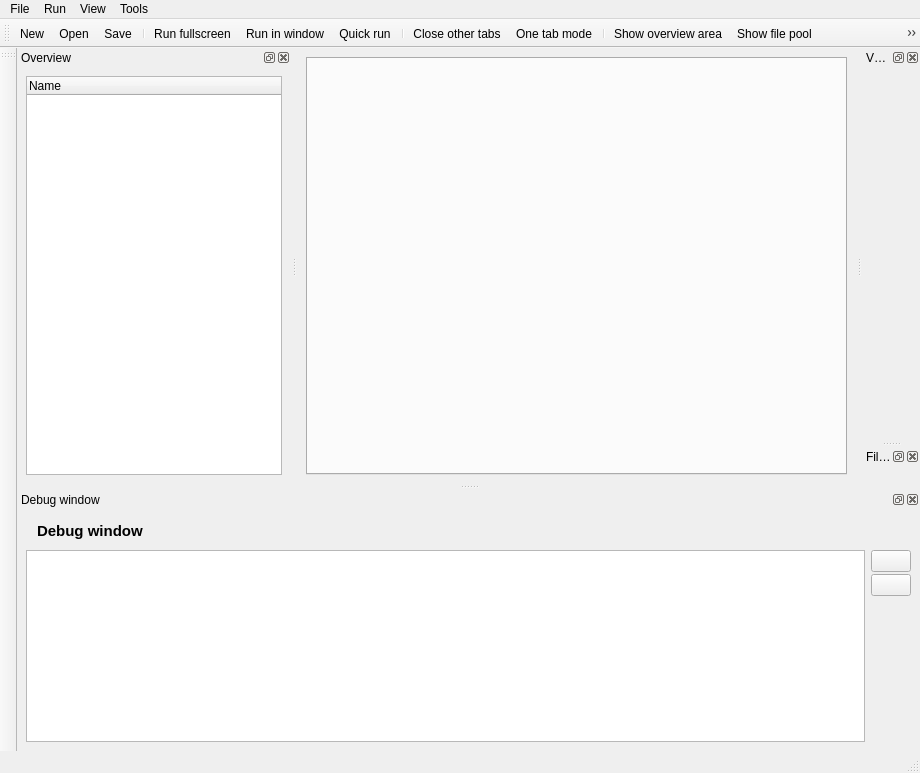
Qt form resources/ui/misc/main_window.ui (open-cogsci/OpenSesame) before a commit.
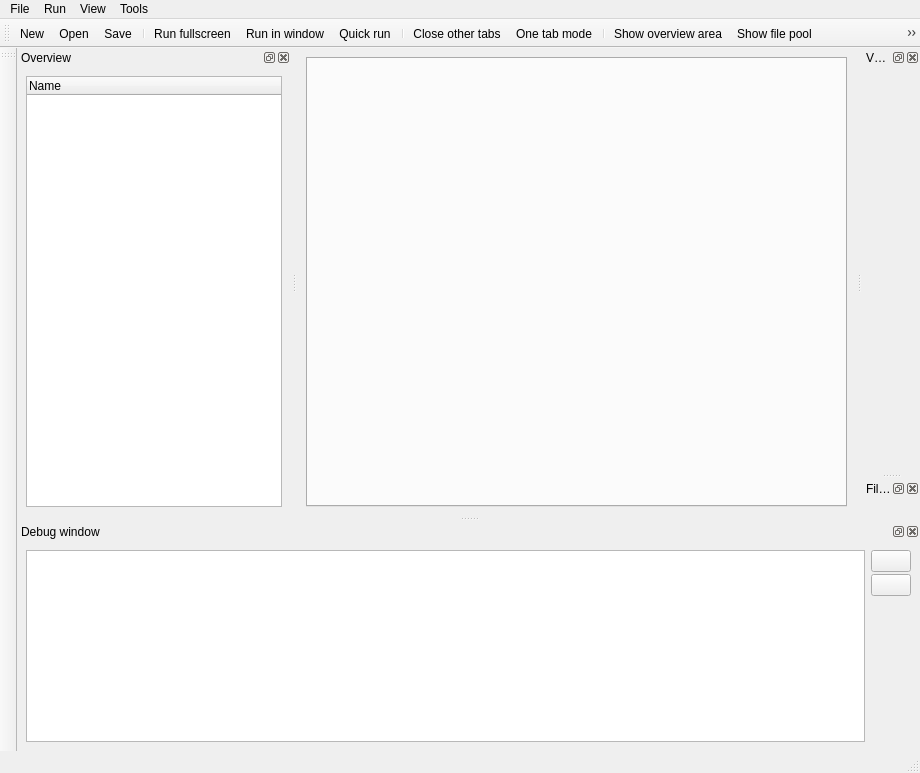
The same form after that commit. Icons and pictures are not drawn. Custom widgets are drawn as their Qt base class.

Commit message: Improve dock widgets - Don't use double titlebar - Add dock_manager extension for locking the widgets and setting the orientation

Diff of the .ui file:
```diff
--- a/resources/ui/misc/main_window.ui
+++ b/resources/ui/misc/main_window.ui
@@ -192,48 +192,6 @@
    </attribute>
    <widget class="QWidget" name="dockWidgetContents_3">
     <layout class="QVBoxLayout" name="verticalLayout_4">
-     <item>
-      <widget class="QWidget" name="widget_debug_window_header_box" native="true">
-       <layout class="QHBoxLayout" name="horizontalLayout_5">
-        <property name="spacing">
-         <number>0</number>
-        </property>
-        <property name="margin">
-         <number>4</number>
-        </property>
-        <item>
-         <widget class="QLabel" name="label_stdout">
-          <property name="sizePolicy">
-           <sizepolicy hsizetype="Fixed" vsizetype="Preferred">
-            <horstretch>0</horstretch>
-            <verstretch>0</verstretch>
-           </sizepolicy>
-          </property>
-          <property name="text">
-           <string/>
-          </property>
-          <property name="pixmap">
-           <pixmap>:/icons/stdout_large.png</pixmap>
-          </property>
-         </widget>
-        </item>
-        <item>
-         <widget class="QLabel" name="label_4">
-          <property name="font">
-           <font>
-            <pointsize>11</pointsize>
-            <weight>75</weight>
-            <bold>true</bold>
-           </font>
-          </property>
-          <property name="text">
-           <string>Debug window</string>
-          </property>
-         </widget>
-        </item>
-       </layout>
-      </widget>
-     </item>
      <item>
       <widget class="QWidget" name="widget_5" native="true">
        <layout class="QHBoxLayout" name="horizontalLayout_6">
```
The commit also changes 5 other files.
